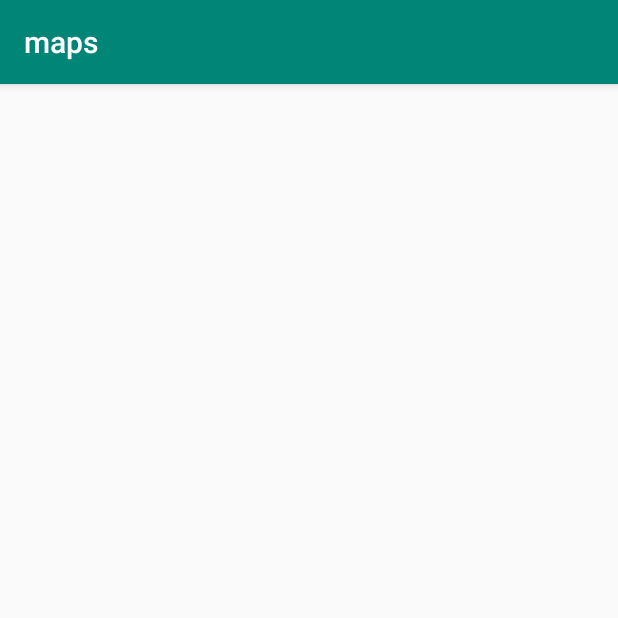
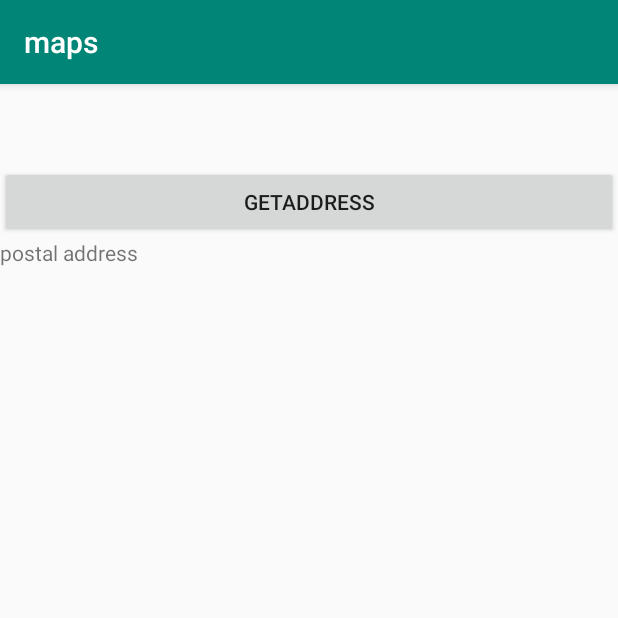
Before and after one commit to abdultanveer/maps, an Android app: the screen it shows after launch (LocationActivity), on a phone screen of 412 x 824 dp, the top half of it. Run offline under Robolectric (Android 15) with nearby library versions, the phone set to English and light mode, and no system bars.

Commit message:
location address service

```diff
--- a/app/src/main/AndroidManifest.xml
+++ b/app/src/main/AndroidManifest.xml
@@ -40,6 +40,9 @@
 
         </activity>
         <activity android:name=".MainActivity"></activity>
+        <service
+            android:name=".FetchAddressIntentService"
+            android:exported="false"/>
     </application>
 
 </manifest>
--- a/app/src/main/java/com/example/maps/LocationActivity.java
+++ b/app/src/main/java/com/example/maps/LocationActivity.java
@@ -6,10 +6,15 @@ import androidx.core.app.ActivityCompat;
 
 import android.Manifest;
 import android.annotation.SuppressLint;
+import android.content.Intent;
 import android.content.pm.PackageManager;
 import android.location.Location;
 import android.os.Bundle;
+import android.os.Handler;
+import android.os.ResultReceiver;
 import android.util.Log;
+import android.view.View;
+import android.widget.ProgressBar;
 import android.widget.TextView;
 
 import com.google.android.gms.location.FusedLocationProviderClient;
@@ -21,6 +26,7 @@ import java.util.Locale;
 
 public class LocationActivity extends AppCompatActivity {
     private static final String TAG = MainActivity.class.getSimpleName();
+    private AddressResultReceiver mResultReceiver;
 
     private static final int REQUEST_PERMISSIONS_REQUEST_CODE = 34;
 
@@ -39,6 +45,46 @@ public class LocationActivity extends AppCompatActivity {
     private TextView mLatitudeText;
     private TextView mLongitudeText;
 
+
+
+
+
+    private static final String ADDRESS_REQUESTED_KEY = "address-request-pending";
+    private static final String LOCATION_ADDRESS_KEY = "location-address";
+
+    /**
+     * Provides access to the Fused Location Provider API.
+     */
+
+    /**
+     * Represents a geographical location.
+     */
+
+    /**
+     * Tracks whether the user has requested an address. Becomes true when the user requests an
+     * address and false when the address (or an error message) is delivered.
+     */
+    private boolean mAddressRequested;
+
+    /**
+     * The formatted location address.
+     */
+    private String mAddressOutput;
+
+    /**
+     * Receiver registered with this activity to get the response from FetchAddressIntentService.
+     */
+
+    /**
+     * Displays the location address.
+     */
+    private TextView mLocationAddressTextView;
+
+    /**
+     * Visible while the address is being fetched.
+     */
+    private ProgressBar mProgressBar;
+
     @Override
     protected void onCreate(Bundle savedInstanceState) {
         super.onCreate(savedInstanceState);
@@ -48,6 +94,10 @@ public class LocationActivity extends AppCompatActivity {
         mLongitudeLabel = getResources().getString(R.string.longitude_label);
         mLatitudeText = (TextView) findViewById((R.id.latitude_text));
         mLongitudeText = (TextView) findViewById((R.id.longitude_text));
+        mLocationAddressTextView = (TextView) findViewById(R.id.textViewPostaladdress);
+
+        mResultReceiver = new AddressResultReceiver(new Handler());
+
 
         mFusedLocationClient = LocationServices.getFusedLocationProviderClient(this);
     }
@@ -178,5 +228,75 @@ public class LocationActivity extends AppCompatActivity {
     }
 
 
+    public void clickHandler(View view) {
+        if (mLastLocation != null) {
+            startIntentService();
+            return;
+        }
 
+        // If we have not yet retrieved the user location, we process the user's request by setting
+        // mAddressRequested to true. As far as the user is concerned, pressing the Fetch Address button
+        // immediately kicks off the process of getting the address.
+        mAddressRequested = true;
+        updateUIWidgets();    }
+
+    private void startIntentService() {
+        Intent intent = new Intent(this, FetchAddressIntentService.class);
+
+        // Pass the result receiver as an extra to the service.
+        intent.putExtra(Constants.RECEIVER, mResultReceiver);
+
+        // Pass the location data as an extra to the service.
+        intent.putExtra(Constants.LOCATION_DATA_EXTRA, mLastLocation);
+
+        // Start the service. If the service isn't already running, it is instantiated and started
+        // (creating a process for it if needed); if it is running then it remains running. The
+        // service kills itself automatically once all intents are processed.
+        startService(intent);
+    }
+
+
+
+    private class AddressResultReceiver extends ResultReceiver {
+        AddressResultReceiver(Handler handler) {
+            super(handler);
+        }
+
+        /**
+         *  Receives data sent from FetchAddressIntentService and updates the UI in MainActivity.
+         */
+        @Override
+        protected void onReceiveResult(int resultCode, Bundle resultData) {
+
+            // Display the address string or an error message sent from the intent service.
+            mAddressOutput = resultData.getString(Constants.RESULT_DATA_KEY);
+            displayAddressOutput();
+
+            // Show a toast message if an address was found.
+            if (resultCode == Constants.SUCCESS_RESULT) {
+                //showToast(getString(R.string.address_found));
+            }
+
+            // Reset. Enable the Fetch Address button and stop showing the progress bar.
+            mAddressRequested = false;
+//            updateUIWidgets();
+        }
+    }
+
+    private void displayAddressOutput() {
+        mLocationAddressTextView.setText(mAddressOutput);
+    }
+
+    /**
+     * Toggles the visibility of the progress bar. Enables or disables the Fetch Address button.
+     */
+    private void updateUIWidgets() {
+        if (mAddressRequested) {
+            //mProgressBar.setVisibility(ProgressBar.VISIBLE);
+           // mFetchAddressButton.setEnabled(false);
+        } else {
+          //  mProgressBar.setVisibility(ProgressBar.GONE);
+            //mFetchAddressButton.setEnabled(true);
+        }
+    }
 }
--- a/app/src/main/res/layout/activity_location.xml
+++ b/app/src/main/res/layout/activity_location.xml
@@ -22,4 +22,17 @@
         android:layout_marginStart="10dp"
         android:textIsSelectable="true"
         android:textSize="20sp" />
+
+    <Button
+        android:id="@+id/button"
+        android:layout_width="match_parent"
+        android:layout_height="wrap_content"
+        android:onClick="clickHandler"
+        android:text="Getaddress" />
+
+    <TextView
+        android:id="@+id/textViewPostaladdress"
+        android:layout_width="match_parent"
+        android:layout_height="wrap_content"
+        android:text="postal address" />
 </LinearLayout>
--- a/app/src/main/res/values/strings.xml
+++ b/app/src/main/res/values/strings.xml
@@ -3,4 +3,9 @@
     <string name="title_activity_maps">Map</string>
     <string name="latitude_label">latitude</string>
     <string name="longitude_label">longitude</string>
+    <string name="no_location_data_provided">no location data provided</string>
+    <string name="service_not_available">no service</string>
+    <string name="invalid_lat_long_used">invalid latlong</string>
+    <string name="no_address_found">no address found</string>
+    <string name="address_found">address found</string>
 </resources>
```
Also changed, not shown: app/src/main/java/com/example/maps/Constants.java (added, +16 -0 lines), app/src/main/java/com/example/maps/FetchAddressIntentService.java (added, +142 -0 lines).
